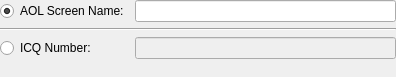
This is protocols/oscar/aim/ui/aimaddcontactui.ui in KDE/kopete as Qt 5 draws it before an edit. The edited form follows.
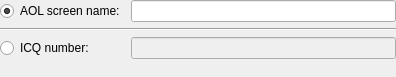
This is the edited form.

```diff
--- a/protocols/oscar/aim/ui/aimaddcontactui.ui
+++ b/protocols/oscar/aim/ui/aimaddcontactui.ui
@@ -25,7 +25,7 @@
    <item row="0" column="0" >
     <widget class="QRadioButton" name="aimRadioButton" >
      <property name="text" >
-      <string>AOL Screen Name:</string>
+      <string>AOL screen name:</string>
      </property>
      <property name="checked" >
       <bool>true</bool>
@@ -45,7 +45,7 @@
    <item row="2" column="0" >
     <widget class="QRadioButton" name="icqRadioButton" >
      <property name="text" >
-      <string>ICQ Number:</string>
+      <string>ICQ number:</string>
      </property>
     </widget>
    </item>
```
